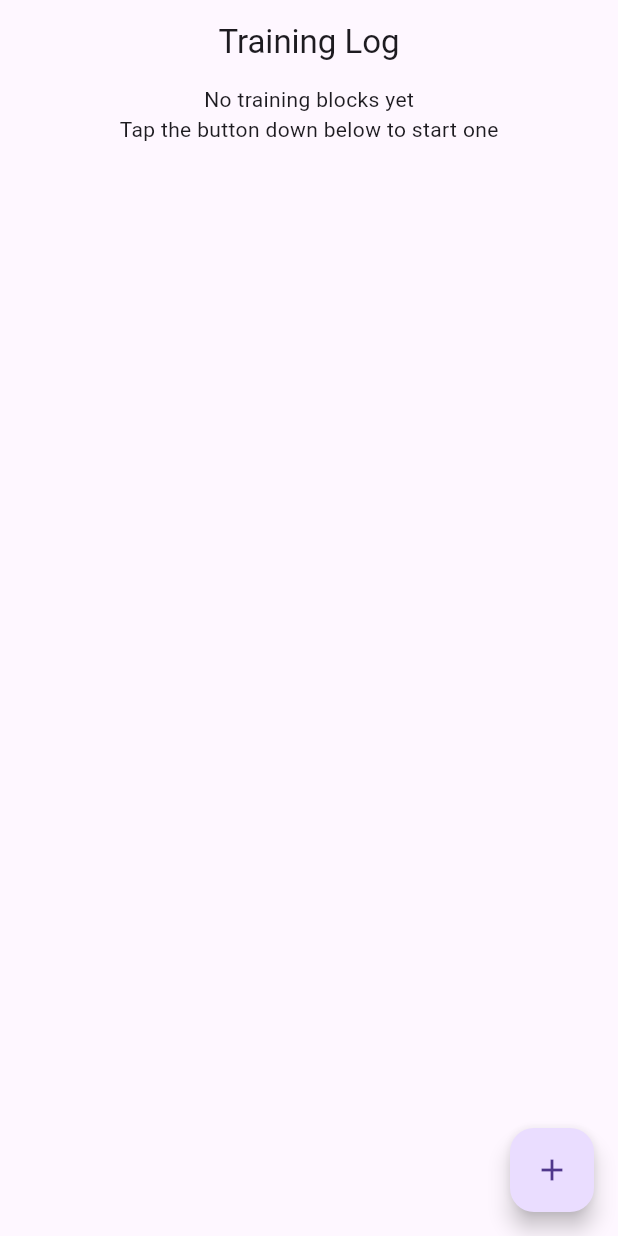
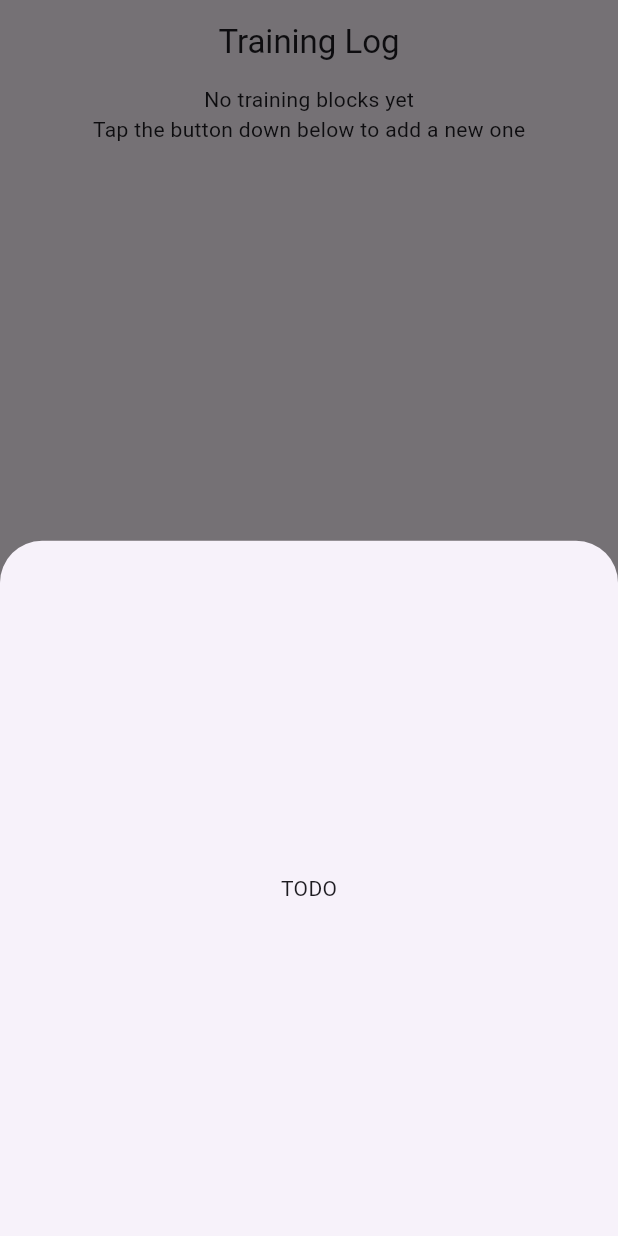
Before and after one commit to ragaoua/Miles, a Flutter app: the screen it shows after launch, after a tap on the "add" icon, on a phone screen of 412 x 824 dp. Run offline on Flutter 3.47's test engine with Material 3 defaults, Android fonts, the phone set to English and light mode, and no system bars; our stand-ins replace bloc, dartz, drift, equatable, flutter_bloc, get_it and 1 more; missing offline and left inert: sqlite3; accounts and stored records are empty; generated files the repository leaves out were written again.

Commit message:
training log page : block list and placeholder bottom sheet

```diff
--- a/lib/features/training_log/presentation/pages/training_log_page.dart
+++ b/lib/features/training_log/presentation/pages/training_log_page.dart
@@ -1,70 +1,65 @@
 import 'package:flutter/material.dart';
 import 'package:flutter_bloc/flutter_bloc.dart';
+import 'package:flutter_gen/gen_l10n/app_localizations.dart';
+import 'package:miles/features/training_log/presentation/pages/widgets/block_list.dart';
+import 'package:miles/features/training_log/presentation/pages/widgets/new_block_sheet.dart';
 
 import '../../../../core/dependency_injection.dart';
 import '../bloc/training_log_bloc.dart';
+
+typedef TrainingLogBlocBuilder = BlocBuilder<TrainingLogBloc, TrainingLogState>;
 
 class TrainingLogPage extends StatelessWidget {
   const TrainingLogPage({super.key});
 
   @override
-  Widget build(BuildContext context) {
-    return MaterialApp(
+  Widget build(BuildContext context) => MaterialApp(
+      localizationsDelegates: AppLocalizations.localizationsDelegates,
+      supportedLocales: AppLocalizations.supportedLocales,
       home: BlocProvider(
-        create: (context) => sl<TrainingLogBloc>(),
-        child: Scaffold(
+        create: (_) => sl<TrainingLogBloc>(),
+        child: Builder(
+          builder: (context) {
+            final appStrings = AppLocalizations.of(context)!;
+            return Scaffold(
                 appBar: AppBar(
-            title: const Text('Training Log'), // TODO: add translation
+                  title: Text(appStrings.training_log),
                   centerTitle: true,
                 ),
                 body: Align(
                   alignment: Alignment.topCenter,
                   child : TrainingLogBlocBuilder(
-              builder: (context, state) {
-                if (state is Loading) {
+                    builder: (_, state) {
+                      switch (state) {
+                        case Loading():
                           return const CircularProgressIndicator();
-                } else if (state is Loaded) {
-                  if (state.blocks.isNotEmpty) {
-                    return ListView.builder(
-                      itemCount: state.blocks.length,
-                      itemBuilder: (context, index) {
-                        return ListTile(
-                          title: Text(state.blocks[index].name)
-                        );
-                      }
-                    );
-                  } else {
-                    return const Column(
-                        children: [
-                          Text('No training blocks yet'), // TODO: add translation
-                          Text('Tap the button down below to start one') // TODO: add translation
-                        ]
-                    );
-                  }
-                } else {
-                  return const Text('Error'); // TODO: add translation
+                        case Loaded():
+                          return BlockList(blocks: state.blocks);
+                        case Error():
+                          return Text(state.message);
+                        default:
+                          return const Text('Unknown error');
                       }
                     }
                   )
                 ),
                 floatingActionButton: TrainingLogBlocBuilder(
-            builder: (context, state) {
-              if (state is Loaded) {
+                  builder: (context, _) {
+                    final bloc = BlocProvider.of<TrainingLogBloc>(context);
                     return FloatingActionButton(
                       onPressed: () {
-                    // TODO
+                        showModalBottomSheet(
+                            context: context,
+                            builder: (context) => NewBlockSheet(bloc: bloc)
+                        );
                       },
                       child: const Icon(Icons.add),
                     );
-              } else {
-                return Container();
                   }
-            }
-          )
-        ),
                 )
             );
           }
+        )
+      )
+    );
 }
-
-typedef TrainingLogBlocBuilder = BlocBuilder<TrainingLogBloc, TrainingLogState>;
--- /dev/null
+++ b/lib/features/training_log/presentation/pages/widgets/block_list.dart
@@ -0,0 +1,39 @@
+import 'package:flutter/material.dart';
+import 'package:flutter_gen/gen_l10n/app_localizations.dart';
+
+import '../../../domain/entities/block.dart';
+
+class BlockList extends StatelessWidget {
+  const BlockList({
+    super.key,
+    required this.blocks
+  });
+
+  final List<BlockWithSessions> blocks;
+
+  @override
+  Widget build(BuildContext context) {
+    if (blocks.isNotEmpty) {
+      return ListView.builder(
+          itemCount: blocks.length,
+          itemBuilder: (context, index) {
+            return ListTile(
+                title: Text(blocks[index].name)
+            );
+          }
+      );
+    } else {
+      return Builder(
+        builder: (context) {
+          final appStrings = AppLocalizations.of(context)!;
+          return Column(
+              children: [
+                Text(appStrings.no_training_blocks),
+                Text(appStrings.start_new_block)
+              ]
+          );
+        }
+      );
+    }
+  }
+}
--- /dev/null
+++ b/lib/features/training_log/presentation/pages/widgets/new_block_sheet.dart
@@ -0,0 +1,19 @@
+import 'package:flutter/material.dart';
+
+import '../../bloc/training_log_bloc.dart';
+
+class NewBlockSheet extends StatelessWidget {
+  const NewBlockSheet({
+    super.key,
+    required this.bloc,
+  });
+
+  final TrainingLogBloc bloc;
+
+  @override
+  Widget build(BuildContext context) {
+    return const Center(
+        child: const Text('TODO') // TODO: add form
+    );
+  }
+}
--- a/lib/l10n/app_en.arb
+++ b/lib/l10n/app_en.arb
@@ -1,3 +1,5 @@
 {
-  "training_log": "Training Log"
+  "training_log": "Training Log",
+  "no_training_blocks": "No training blocks yet",
+  "start_new_block": "Tap the button down below to add a new one"
 }
--- a/lib/l10n/app_fr.arb
+++ b/lib/l10n/app_fr.arb
@@ -1,3 +1,5 @@
 {
-  "training_log": "Journal d'entraînement"
+  "training_log": "Journal d'entraînement",
+  "no_training_blocks": "Aucun bloc d'entraînement pour le moment",
+  "start_new_block": "Appuyez sur le bouton ci-dessous pour en ajouter un nouveau"
 }
```
Lines whose indentation alone changed are shown as unchanged.
